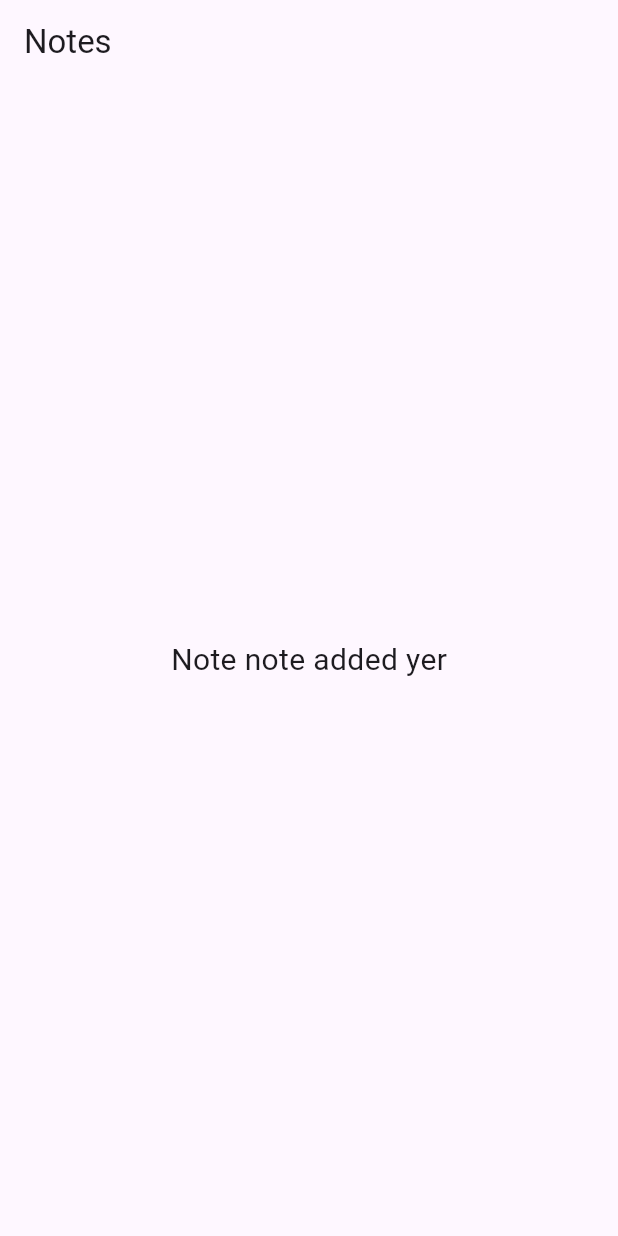
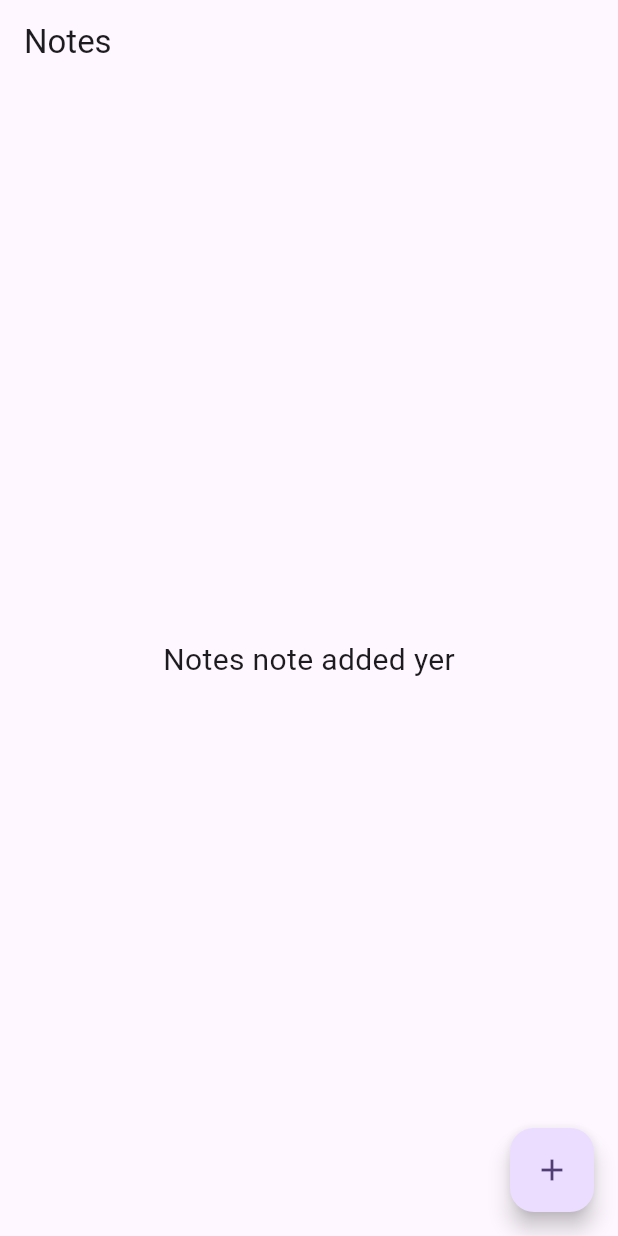
Before and after one commit to SaiyedMustaq/flutter_sqflite_note, a Flutter app: the screen it shows after launch, on a phone screen of 412 x 824 dp. Run offline on Flutter 3.47's test engine with Material 2 defaults, Android fonts, the light colour scheme and no system bars; our stand-ins replace bloc, equatable, flutter_bloc, flutter_colorpicker, sqflite; accounts and stored records are empty.

Commit message:
- code formated
todo app function add

```diff
--- a/lib/blocs/notes_bloc/notes_event.dart
+++ b/lib/blocs/notes_bloc/notes_event.dart
@@ -18,6 +18,12 @@
   List<Object> get pros => [note];
 }
 
+class NoteSearchEvents extends NotesEvent {
+  final String queary;
+  const NoteSearchEvents({required this.queary});
+  List<Object> get pros => [queary];
+}
+
 class UpdateNoteEvent extends NotesEvent {
   final Note note;
   const UpdateNoteEvent({required this.note});
@@ -35,3 +41,8 @@
   const IsCompleteEvent({required this.note});
   List<Object> get pros => [note];
 }
+
+class NoteLoadEvent extends NotesEvent {
+  final Note note;
+  const NoteLoadEvent({required this.note});
+}
--- a/lib/blocs/notes_bloc/notes_state.dart
+++ b/lib/blocs/notes_bloc/notes_state.dart
@@ -11,7 +11,16 @@
 
 class NotesLoadedState extends NotesState {
   final List<Note> noteList;
-  const NotesLoadedState({this.noteList = const <Note>[]});
+  final List<Note> noteCompletedList;
+  const NotesLoadedState(
+      {this.noteList = const <Note>[],
+      this.noteCompletedList = const <Note>[]});
+  List<Object> get pros => [noteList];
+}
+
+class CompleteNotesLoadedState extends NotesState {
+  final List<Note> noteList;
+  const CompleteNotesLoadedState({this.noteList = const <Note>[]});
   List<Object> get pros => [noteList];
 }
 
@@ -27,9 +36,9 @@
 }
 
 class NoteCompleteState extends NotesState {
-  final Note notes;
-  const NoteCompleteState({required this.notes});
-  List<Object> get pros => [notes];
+  final bool done;
+  const NoteCompleteState({required this.done});
+  List<Object> get pros => [done];
 }
 
 class NoteDeleteState extends NotesState {
@@ -37,3 +46,10 @@
   const NoteDeleteState({required this.notes});
   List<Object> get pros => [notes];
 }
+
+class NoteLoadingState extends NotesState {}
+
+class NoteLoadState extends NotesState {
+  final Note note;
+  const NoteLoadState({required this.note});
+}
--- a/lib/main.dart
+++ b/lib/main.dart
@@ -1,6 +1,5 @@
 import 'package:flutter/material.dart';
 import 'package:sqflite_note/ui/NoteListingPage.dart';
-import 'package:sqflite_note/ui/UserList.dart';
 
 void main() {
   runApp(const MyApp());
--- a/lib/noteInerface/NoteInterface.dart
+++ b/lib/noteInerface/NoteInterface.dart
@@ -2,8 +2,9 @@
 
 abstract class NoteApi {
   Future<List<Note>> getAllNotes();
+  Future addNewNote(Note note);
   Future<int> getRowCount();
-  Future updateNote(int id);
+  Future updateNote(Note id);
   Future deleteNote(int id);
   Future<List<Note>> alphabaticOrder();
   Future<void> close();
--- a/lib/ui/NoteListingPage.dart
+++ b/lib/ui/NoteListingPage.dart
@@ -4,8 +4,10 @@
 
 import '../blocs/notes_bloc/notes_bloc.dart';
 import '../model/Note.dart';
+import 'AddUser.dart';
 
 class NoteListingPage extends StatelessWidget {
+  TextEditingController searchController = TextEditingController(text: "");
   @override
   Widget build(BuildContext context) {
     return BlocProvider(
@@ -19,9 +21,20 @@
   }
 
   Widget buildPage(BuildContext context) {
+    final bloc = BlocProvider.of<NotesBloc>(context);
     return Scaffold(
       appBar:
           AppBar(automaticallyImplyLeading: false, title: const Text("Notes")),
+      floatingActionButton: FloatingActionButton(
+          onPressed: () => Navigator.push(
+                  context,
+                  MaterialPageRoute(
+                      builder: (context) => const NoteAddEditPage(
+                            note: null,
+                          ))).then((value) {
+                bloc.add(const LoadAllNoteEvent(noteList: []));
+              }),
+          child: const Icon(Icons.add)),
       body: BlocBuilder<NotesBloc, NotesState>(
         builder: (context, state) {
           if (state is NotesInitialState) {
@@ -33,15 +46,46 @@
                     style: const TextStyle(fontSize: 20.0)));
           }
           if (state is NotesLoadedState) {
-            return ListView.builder(
-              itemCount: state.noteList.length,
-              itemBuilder: (context, index) {
-                Note _note = state.noteList[index];
-                return TaskWidget(
-                  note: _note,
-                  onCheckEvent: (checkUncheck, note) {},
-                );
-              },
+            return Column(
+              children: [
+                Container(
+                  margin: const EdgeInsets.symmetric(horizontal: 20.0),
+                  decoration: BoxDecoration(
+                    borderRadius: BorderRadius.circular(25.0),
+                    border: Border.all(color: Colors.black),
+                  ),
+                  padding: const EdgeInsets.symmetric(horizontal: 20.0),
+                  child: TextFormField(
+                    controller: searchController,
+                    onChanged: (value) {
+                      if (value.isNotEmpty) {
+                        context
+                            .read<NotesBloc>()
+                            .add(NoteSearchEvents(queary: value));
+                      }
+                    },
+                    decoration: const InputDecoration(
+                      hintText: "Search",
+                      prefixIcon: Icon(Icons.search),
+                    ),
+                  ),
+                ),
+                Expanded(
+                    child: ListView.builder(
+                  itemCount: state.noteList.length,
+                  itemBuilder: (context, index) {
+                    Note noteModel = state.noteList[index];
+                    return TaskWidget(
+                      note: noteModel,
+                      onCheckEvent: (checkUncheck, note) {
+                        context.read<NotesBloc>().add(IsCompleteEvent(
+                            note: note.copywith(
+                                isComplete: checkUncheck, id: note.id)));
+                      },
+                    );
+                  },
+                ))
+              ],
             );
           }
           return Container();
@@ -49,4 +93,6 @@
       ),
     );
   }
+
+  Future gotoAddEditPage(BuildContext context, Note? note) async {}
 }
--- a/lib/ui/TaskWidget.dart
+++ b/lib/ui/TaskWidget.dart
@@ -7,15 +7,14 @@
 class TaskWidget extends StatelessWidget {
   final Note note;
   Function(String value, Note id) onCheckEvent;
-
   TaskWidget({super.key, required this.note, required this.onCheckEvent});
 
   @override
   Widget build(BuildContext context) {
+    //print("NOTE ==>${note.toJson()}");
     return ListTile(
       leading: IconButton(
-            onPressed: () {},
-            icon: const Icon(Icons.star, color: Colors.amber)),
+          onPressed: () {}, icon: const Icon(Icons.star, color: Colors.amber)),
       title: Text(
         note.title,
         style: TextStyle(
@@ -27,12 +26,10 @@
       ),
       subtitle: Text("${note.time} / ${note.date}"),
       trailing: IsComplete(
-          onTap: (String value) {
-            context.read<NotesBloc>().add(IsCompleteEvent(
-                note: note.copywith(isComplete: value, id: note.id)));
-          },
+        onTap: (String value) => onCheckEvent(value, note),
         status: false,
-        ));
+      ),
+    );
   }
 }
 
--- a/pubspec.yaml
+++ b/pubspec.yaml
@@ -39,8 +39,8 @@
   flutter_colorpicker: ^1.0.3
   sqflite: ^2.3.0
   path: ^1.8.3
-  bloc: ^8.1.2
-  flutter_bloc: ^8.1.3
+  bloc: ^7.0.0
+  flutter_bloc: ^7.0.0
   equatable: ^2.0.5
   intl: ^0.18.1
   json_annotation: ^4.8.1
```
Also changed, not shown: lib/blocs/notes_bloc/notes_bloc.dart (+53 -52 lines), lib/database/DatabaseHelper.dart (+5 -2 lines), lib/repository/NoteRepository.dart (+8 -1 lines), lib/ui/AddUser.dart (+38 -33 lines), lib/ui/UserList.dart (+6 -9 lines). Lines whose indentation alone changed are shown as unchanged.
